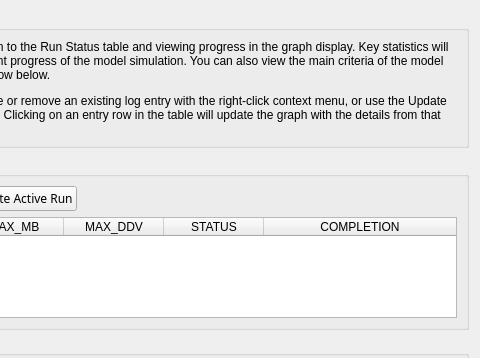
Above: src/logit/runsummary/RunSummary_Widget.ui from ErmeviewEnvironmentalLtd/LogIT before the change; both pictures show x 260 to 740 and y 0 to 358 of the 740 by 577 pixel window. Below: the same form after it.
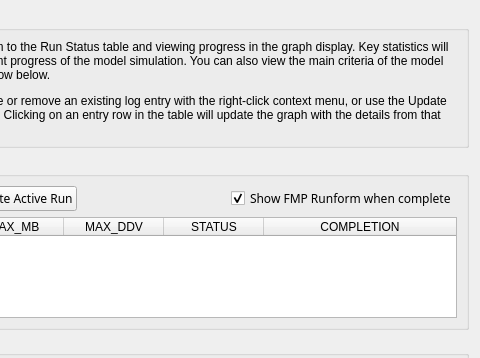
That is the form after the change. Custom widgets are drawn as their Qt base class.

Commit message:
Added support for displaying FMP runforms.
Run Summary tool will now display the latest FMP run form
diagnostics when requested by the user.

This includes some updates to the MainGui to hand the
RESULTS_LOCATION_1D value to the tool.

What changed in the file:
```diff
--- a/src/logit/runsummary/RunSummary_Widget.ui
+++ b/src/logit/runsummary/RunSummary_Widget.ui
@@ -114,6 +114,16 @@
           </property>
          </spacer>
         </item>
+        <item>
+         <widget class="QCheckBox" name="showFmpRunCbox">
+          <property name="text">
+           <string>Show FMP Runform when complete</string>
+          </property>
+          <property name="checked">
+           <bool>true</bool>
+          </property>
+         </widget>
+        </item>
        </layout>
       </item>
       <item>
```
Left out of the diff: 7 changed lines with no effect on the pictures. Lines whose indentation alone changed are shown as unchanged. The commit also changes 3 other files.
